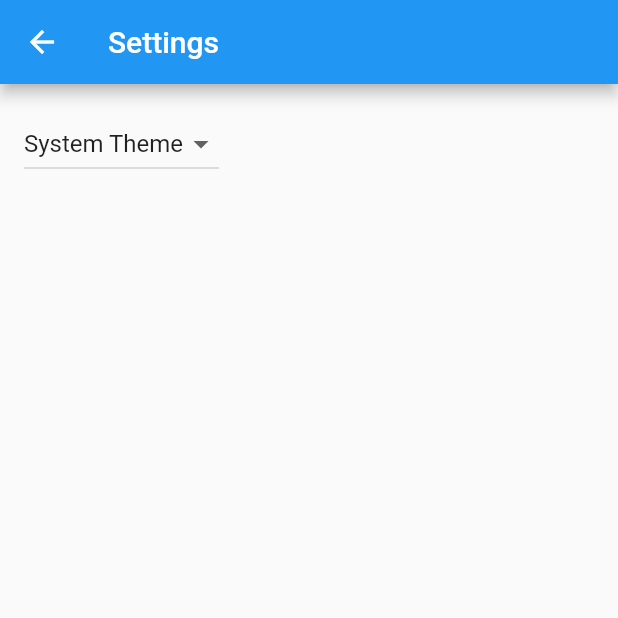
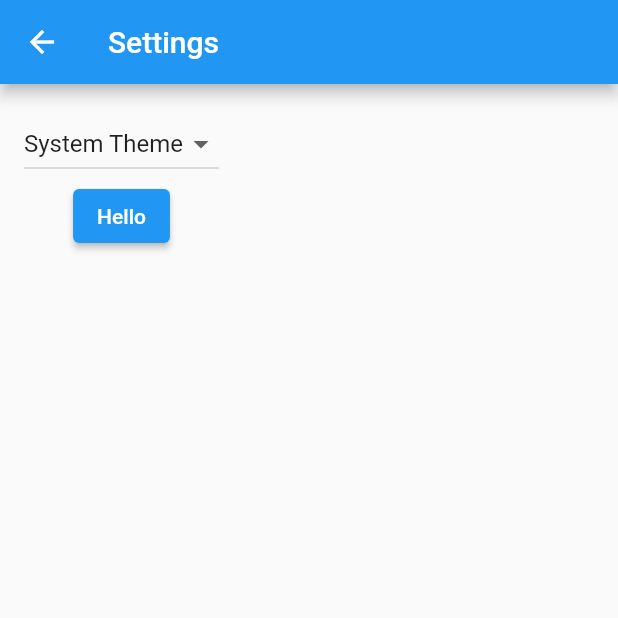
Before and after one commit to EllipticBike38/flutter_application_2, a Flutter app: the screen it shows after launch, after a tap on the "settings" icon, on a phone screen of 412 x 824 dp, the top half of it. Run offline on Flutter 3.47's test engine with Material 2 defaults, Android fonts, the phone set to English and light mode, and no system bars; our stand-ins replace firebase_auth, firebase_core, google_sign_in; accounts and stored records are empty; generated files the repository leaves out were written again; network calls fail.

Commit message:
Google login works

```diff
--- a/lib/main.dart
+++ b/lib/main.dart
@@ -3,6 +3,8 @@ import 'package:flutter/material.dart';
 import 'src/app.dart';
 import 'src/settings/settings_controller.dart';
 import 'src/settings/settings_service.dart';
+import 'package:firebase_core/firebase_core.dart';
+import 'firebase_options.dart';
 
 void main() async {
   // Set up the SettingsController, which will glue user settings to multiple
@@ -17,4 +19,8 @@ void main() async {
   // SettingsController for changes, then passes it further down to the
   // SettingsView.
   runApp(MyApp(settingsController: settingsController));
+
+  await Firebase.initializeApp(
+    options: DefaultFirebaseOptions.currentPlatform,
+  );
 }
--- a/lib/src/sample_feature/sample_item_list_view.dart
+++ b/lib/src/sample_feature/sample_item_list_view.dart
@@ -62,8 +62,7 @@ class SampleItemListView extends StatelessWidget {
                   context,
                   SampleItemDetailsView.routeName,
                 );
-            }
-          );
+              });
         },
       ),
     );
--- a/lib/src/settings/settings_view.dart
+++ b/lib/src/settings/settings_view.dart
@@ -1,5 +1,5 @@
 import 'package:flutter/material.dart';
-
+import '../auth/login.dart';
 import 'settings_controller.dart';
 
 /// Displays the various settings that can be customized by the user.
@@ -25,7 +25,9 @@ class SettingsView extends StatelessWidget {
         //
         // When a user selects a theme from the dropdown list, the
         // SettingsController is updated, which rebuilds the MaterialApp.
-        child: DropdownButton<ThemeMode>(
+        child: Column(
+          children: [
+            DropdownButton<ThemeMode>(
               // Read the selected themeMode from the controller
               value: controller.themeMode,
               // Call the updateThemeMode method any time the user selects a theme.
@@ -45,6 +47,10 @@ class SettingsView extends StatelessWidget {
                 )
               ],
             ),
+            const ElevatedButton(
+                onPressed: signInWithGoogle, child: Text('Hello'))
+          ],
+        ),
       ),
     );
   }
--- a/pubspec.yaml
+++ b/pubspec.yaml
@@ -10,10 +10,13 @@ environment:
   sdk: '>=3.0.6 <4.0.0'
 
 dependencies:
+  firebase_auth: ^4.7.1
+  firebase_core: ^2.15.0
   flutter:
     sdk: flutter
   flutter_localizations:
     sdk: flutter
+  google_sign_in: ^6.1.4
 
 dev_dependencies:
   flutter_test:
```
Also changed, not shown: lib/src/auth/login.dart (added, +23 -0 lines), pubspec.lock, 4 other files. Lines whose indentation alone changed are shown as unchanged.
